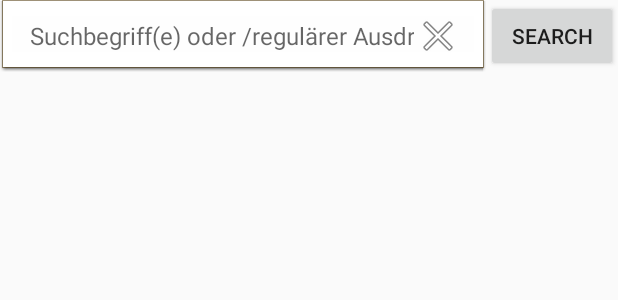
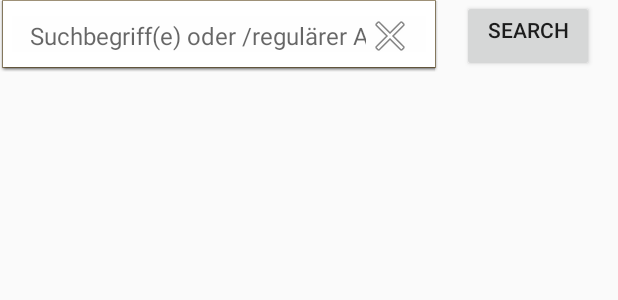
Before and after one commit to velnias75/android-webvirus, an Android app: the layout searchbarfragment.xml on its own in the app's theme, with its tools: preview values and no code run, on a phone screen of 412 x 824 dp. Shown: the top 300 px of the screen. Run offline under Robolectric (Android 15) with nearby library versions, the phone set to English and light mode, and no system bars.

```diff
--- a/app/build.gradle
+++ b/app/build.gradle
@@ -57,7 +57,7 @@ android {
     buildToolsVersion "29.0.2"
     defaultConfig {
         applicationId "de.rangun.webvirus"
-        minSdkVersion 15
+        minSdkVersion 18
         targetSdkVersion 29
         versionCode code
         versionName "0.0 (build: " + code + ")"
@@ -69,9 +69,13 @@ android {
         release {
             minifyEnabled true
             shrinkResources true
+            zipAlignEnabled true
             proguardFiles getDefaultProguardFile('proguard-android-optimize.txt'), 'proguard-rules.pro'
             signingConfig signingConfigs.debug
         }
+    }
+    aaptOptions {
+        cruncherEnabled true
     }
     compileOptions {
         sourceCompatibility = 1.8
--- a/app/src/main/res/layout/searchbarfragment.xml
+++ b/app/src/main/res/layout/searchbarfragment.xml
@@ -35,7 +35,7 @@
         android:layout_height="0dp"
         android:background="@android:drawable/editbox_dropdown_light_frame"
         app:layout_constraintBottom_toBottomOf="@+id/searchTerm"
-        app:layout_constraintEnd_toEndOf="@+id/searchTermSpinner"
+        app:layout_constraintEnd_toEndOf="@+id/searchTerm"
         app:layout_constraintStart_toStartOf="@+id/searchTerm"
         app:layout_constraintTop_toTopOf="parent" />
 
@@ -56,34 +56,22 @@
         android:paddingStart="20dp"
         android:paddingLeft="20dp"
         android:paddingEnd="0dp"
-        android:paddingRight="0dp"
+        android:paddingRight="16dp"
         android:singleLine="true"
         app:layout_constraintBottom_toBottomOf="@+id/search"
-        app:layout_constraintEnd_toStartOf="@+id/searchTermSpinner"
-        app:layout_constraintHorizontal_bias="0.5"
+        app:layout_constraintEnd_toStartOf="@+id/search"
         app:layout_constraintStart_toStartOf="parent"
         app:layout_constraintTop_toTopOf="@+id/search" />
-
-    <Spinner
-        android:id="@+id/searchTermSpinner"
-        android:layout_width="wrap_content"
-        android:layout_height="0dp"
-        android:spinnerMode="dropdown"
-
-        android:visibility="gone"
-        app:layout_constraintBottom_toBottomOf="@+id/searchTerm"
-        app:layout_constraintEnd_toStartOf="@+id/search"
-        app:layout_constraintStart_toEndOf="@+id/searchTerm"
-        app:layout_constraintTop_toTopOf="@+id/searchTerm" />
 
     <Button
         android:id="@+id/search"
         android:layout_width="wrap_content"
         android:layout_height="wrap_content"
+        android:gravity="center_horizontal"
         android:text="@android:string/search_go"
         app:layout_constraintBottom_toBottomOf="@id/combo"
         app:layout_constraintEnd_toEndOf="parent"
-        app:layout_constraintStart_toEndOf="@+id/searchTermSpinner"
+        app:layout_constraintStart_toEndOf="@+id/combo"
         app:layout_constraintTop_toTopOf="@id/combo" />
 
 </androidx.constraintlayout.widget.ConstraintLayout>
```
Also changed, not shown: app/src/main/java/de/rangun/webvirus/fragments/SearchBarFragment.java (+2 -34 lines), app/src/main/java/de/rangun/webvirus/model/BitmapMemCache.java (+5 -3 lines), app/src/main/res/drawable-mdpi/bg.webp (added), app/src/main/res/drawable-mdpi/nocover.webp (added), app/src/main/res/drawable-mdpi/top250.webp (added), app/src/main/res/drawable/bg.png (deleted), app/src/main/res/drawable/nocover.png (deleted), app/src/main/res/drawable/top250.png (deleted), app/src/main/res/mipmap-xxhdpi/ic_launcher.png (deleted), app/src/main/res/mipmap-xxhdpi/ic_launcher.webp (added), app/src/main/res/mipmap-xxhdpi/ic_launcher_foreground.png (deleted), app/src/main/res/mipmap-xxhdpi/ic_launcher_foreground.webp (added), app/src/main/res/mipmap-xxhdpi/ic_launcher_round.png (deleted), app/src/main/res/mipmap-xxhdpi/ic_launcher_round.webp (added), 1 other file.
